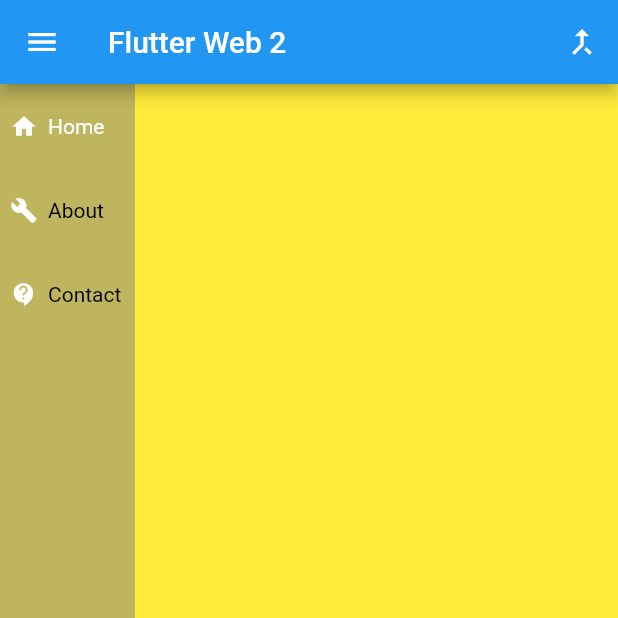
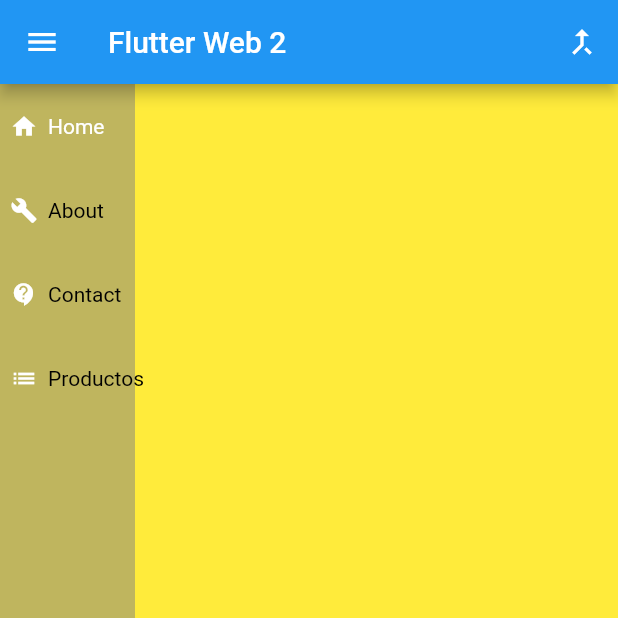
Before and after one commit to flutterweb2/webpwa, a Flutter app: the screen it shows after launch, on a phone screen of 412 x 824 dp, the top half of it. Run offline on Flutter 3.47's test engine with Material 2 defaults, Android fonts, the phone set to English and light mode, and no system bars; missing offline and left inert: flutter_bootstrap, universal_html.

Commit message:
creando listado productos

```diff
--- a/lib/routes/router_generator.dart
+++ b/lib/routes/router_generator.dart
@@ -4,6 +4,7 @@ import 'package:walk/routes/routes.dart';
 import 'package:walk/ui/about_page.dart';
 import 'package:walk/ui/contact_page.dart';
 import 'package:walk/ui/home_page.dart';
+import 'package:walk/ui/products/list_product_page.dart';
 
 class RouteGenerator {
   static Route<dynamic> generateRoute(RouteSettings settings) {
@@ -17,6 +18,9 @@ class RouteGenerator {
       case routeContacts:
         return MaterialPageRoute(builder: (_) => ContactPage());
         break;
+      case routeListProducts:
+        return MaterialPageRoute(builder: (_) => ListProductsPage());
+        break;
     }
   }
 }
--- a/lib/routes/routes.dart
+++ b/lib/routes/routes.dart
@@ -3,5 +3,6 @@ import 'package:flutter/material.dart';
 const String routeHome = '/home';
 const String routeAbout = '/about';
 const String routeContacts = '/contact';
+const String routeListProducts = '/listProducts';
 
 final navKey = new GlobalKey<NavigatorState>();
--- a/lib/widgets/navigation_bar.dart
+++ b/lib/widgets/navigation_bar.dart
@@ -78,6 +78,20 @@ class _NavigationBarState extends State<NavigationBar> {
             ],
           ),
            Divider(),
+           Row(
+            children: [
+              SizedBox(width: 7,),
+              Icon(Icons.list, size: 19, color: Colors.black,),
+              SizedBox(width: 7,),
+             NavigationItem(
+                selected: index == 3,
+                title: 'Productos',
+                routeName: routeListProducts,
+                onHighlight: onHighlight,
+              ),
+            ],
+          ),
+           Divider(),
           // IconButton(icon: Icon(Icons.menu), onPressed: () => {
           //   barraMenu(),
           // }),
@@ -140,6 +154,19 @@ class _NavigationBarState extends State<NavigationBar> {
               ),
             ],
           ),
+           Row(
+            children: [
+              SizedBox(width: 7,),
+              Icon(Icons.list, size: 18, color: Colors.white,),
+              SizedBox(width: 7,),
+              NavigationItem(
+                selected: index == 3,
+                title: 'Productos',
+                routeName: routeListProducts,
+                onHighlight: onHighlight,
+              ),
+            ],
+          ),
           // IconButton(icon: Icon(Icons.menu), onPressed: () => {
           //   barraMenu(),
           // }),
```
Also changed, not shown: lib/app_view.dart (+0 -88 lines), lib/controllers/products_controller.dart (+13 -90 lines), lib/ui/contact_page.dart (+17 -7 lines), lib/ui/products/list_product_page.dart (added, +118 -0 lines), pubspec.yaml (line endings or trailing spaces).
